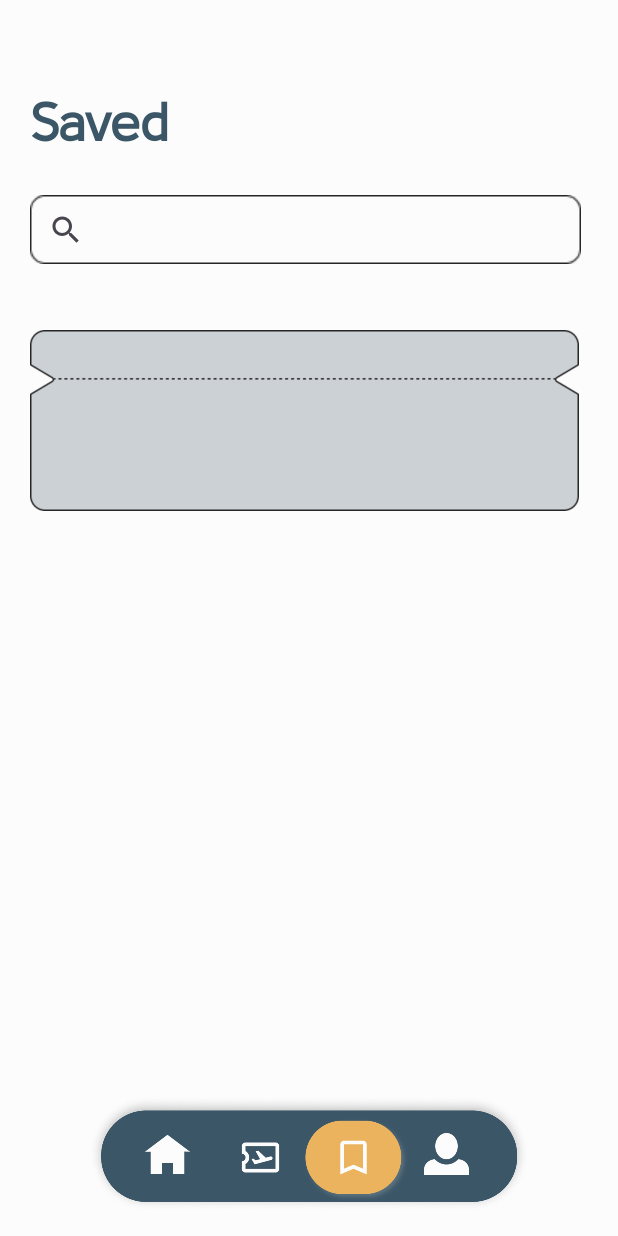
After one commit to qiting2270/Comp90018-Wanderly, an Android app: the BookmarkActivity screen opened directly, with no data from a screen before it, on a phone screen of 412 x 824 dp. The commit adds this screen. Run offline under Robolectric (Android 15) with nearby library versions, the light colour scheme and no system bars; our stand-ins replace Firebase (no records; nobody signed in at launch, a user with empty details on screens opened directly).

Commit message:
added Bookmark page

```diff
--- a/Wanderly/app/src/main/AndroidManifest.xml
+++ b/Wanderly/app/src/main/AndroidManifest.xml
@@ -46,6 +46,9 @@
             android:name=".SignupActivity"
             android:exported="false" />
         <activity
+            android:name=".BookmarkActivity"
+            android:exported="false" />
+        <activity
             android:name=".StartActivity"
             android:exported="true">
             <intent-filter>
--- /dev/null
+++ b/Wanderly/app/src/main/java/com/example/wanderly/BookmarkActivity.java
@@ -0,0 +1,51 @@
+package com.example.wanderly;
+
+import android.annotation.SuppressLint;
+import android.content.Intent;
+import android.os.Bundle;
+import android.view.View;
+import android.widget.ImageView;
+
+import androidx.activity.EdgeToEdge;
+import androidx.annotation.Nullable;
+import androidx.appcompat.app.AppCompatActivity;
+
+import com.google.firebase.auth.FirebaseAuth;
+
+public class BookmarkActivity extends AppCompatActivity {
+    private FirebaseAuth auth;
+    private String currentUserId;
+    private ImageView menuMyProfileBtn;
+    private ImageView menuHomeBtn;
+
+    @Override
+    protected void onCreate(Bundle savedInstanceState) {
+        super.onCreate(savedInstanceState);
+        EdgeToEdge.enable(this);
+        setContentView(R.layout.activity_bookmark);
+
+        auth = FirebaseAuth.getInstance();
+        currentUserId = auth.getCurrentUser().getUid();
+        menuHomeBtn = findViewById(R.id.menu_homebutton);
+        menuMyProfileBtn = findViewById(R.id.menu_profile);
+
+        //menu navigation
+        menuHomeBtn.setOnClickListener(new View.OnClickListener() {
+            @Override
+            public void onClick(View view) {
+                Intent intent = new Intent(BookmarkActivity.this, HomeActivity.class);
+                startActivity(intent);
+            }
+        });
+        menuMyProfileBtn.setOnClickListener(new View.OnClickListener() {
+            @Override
+            public void onClick(View view) {
+                Intent intent = new Intent(BookmarkActivity.this, MyProfileActivity.class);
+                startActivity(intent);
+            }
+        });
+    }
+
+
+
+}
--- /dev/null
+++ b/Wanderly/app/src/main/res/layout/activity_bookmark.xml
@@ -0,0 +1,123 @@
+<?xml version="1.0" encoding="utf-8"?>
+<RelativeLayout xmlns:android="http://schemas.android.com/apk/res/android"
+    xmlns:app="http://schemas.android.com/apk/res-auto"
+    xmlns:tools="http://schemas.android.com/tools"
+    android:layout_width="match_parent"
+    android:layout_height="match_parent"
+    android:background="#fcfcfc"
+    tools:context=".BookmarkActivity">
+
+    <TextView
+        android:id="@+id/textView27"
+        android:layout_width="wrap_content"
+        android:layout_height="wrap_content"
+        android:layout_marginTop="60dp"
+        android:layout_marginStart="20dp"
+        android:fontFamily="@font/kulim_park"
+        android:text="@string/saved"
+        android:textColor="#3B5667"
+        android:textSize="36sp"
+        app:layout_constraintHorizontal_bias="0.0"
+        app:layout_constraintEnd_toEndOf="parent"
+        app:layout_constraintStart_toStartOf="parent"
+        app:layout_constraintTop_toTopOf="parent" />
+
+    <SearchView
+        android:id="@+id/search_view"
+        android:layout_width="367dp"
+        android:layout_height="46dp"
+        android:layout_marginStart="20dp"
+        android:layout_marginTop="130dp"
+        android:background="@drawable/search_bg"
+        app:layout_constraintEnd_toEndOf="parent"
+        app:layout_constraintHorizontal_bias="0.0"
+        app:layout_constraintStart_toStartOf="parent"
+        app:layout_constraintTop_toBottomOf="@id/textView27" />
+
+    <ImageView
+        android:id="@+id/search_content"
+        android:layout_width="366dp"
+        android:layout_height="120.5dp"
+        android:layout_marginStart="20dp"
+        android:layout_marginTop="220dp"
+        android:background="@drawable/frame5"/>
+
+    <!-- Fixed Menu Bar -->
+    <androidx.constraintlayout.widget.ConstraintLayout
+        android:layout_width="match_parent"
+        android:layout_height="match_parent">
+
+        <ImageView
+            android:id="@+id/menu_background"
+            android:layout_width="324dp"
+            android:layout_height="78dp"
+            android:layout_marginBottom="16dp"
+            app:layout_constraintBottom_toBottomOf="parent"
+            app:layout_constraintEnd_toEndOf="parent"
+            app:layout_constraintStart_toStartOf="parent"
+            app:srcCompat="@drawable/menu_background_darkblue" />
+
+        <ImageView
+            android:id="@+id/menu_button_selected"
+            android:layout_width="73dp"
+            android:layout_height="56dp"
+            app:layout_constraintBottom_toBottomOf="@+id/menu_background"
+            app:layout_constraintEnd_toEndOf="@+id/menu_background"
+            app:layout_constraintHorizontal_bias="0.625"
+            app:layout_constraintStart_toStartOf="@+id/menu_background"
+            app:layout_constraintTop_toTopOf="@+id/menu_background"
+            app:layout_constraintVertical_bias="0.69"
+            app:srcCompat="@drawable/menu_button_selected" />
+
+        <ImageView
+            android:id="@+id/menu_homebutton"
+            android:layout_width="30dp"
+            android:layout_height="27dp"
+            app:layout_constraintBottom_toBottomOf="@+id/menu_background"
+            app:layout_constraintEnd_toEndOf="@+id/menu_background"
+            app:layout_constraintHorizontal_bias="0.18"
+            app:layout_constraintStart_toStartOf="@+id/menu_background"
+            app:layout_constraintTop_toTopOf="@+id/menu_background"
+            app:layout_constraintVertical_bias="0.51"
+            app:srcCompat="@drawable/icon_homebtn" />
+
+        <ImageView
+            android:id="@+id/menu_tripbutton"
+            android:layout_width="30dp"
+            android:layout_height="30dp"
+            android:layout_marginStart="32dp"
+            app:layout_constraintBottom_toBottomOf="@+id/menu_background"
+            app:layout_constraintEnd_toEndOf="@+id/menu_background"
+            app:layout_constraintHorizontal_bias="0.0"
+            app:layout_constraintStart_toEndOf="@+id/menu_homebutton"
+            app:layout_constraintTop_toTopOf="@+id/menu_background"
+            app:layout_constraintVertical_bias="0.55"
+            app:srcCompat="@drawable/airplane_ticket" />
+
+        <ImageView
+            android:id="@+id/menu_bookmark"
+            android:layout_width="30dp"
+            android:layout_height="30dp"
+            android:layout_marginStart="32dp"
+            app:layout_constraintBottom_toBottomOf="@+id/menu_tripbutton"
+            app:layout_constraintEnd_toEndOf="@+id/menu_background"
+            app:layout_constraintHorizontal_bias="0.0"
+            app:layout_constraintStart_toEndOf="@+id/menu_tripbutton"
+            app:layout_constraintTop_toTopOf="@+id/menu_tripbutton"
+            app:srcCompat="@drawable/bookmark" />
+
+        <ImageView
+            android:id="@+id/menu_profile"
+            android:layout_width="30dp"
+            android:layout_height="28dp"
+            android:layout_marginStart="32dp"
+            app:layout_constraintBottom_toBottomOf="@+id/menu_background"
+            app:layout_constraintEnd_toEndOf="@+id/menu_background"
+            app:layout_constraintHorizontal_bias="0.0"
+            app:layout_constraintStart_toEndOf="@+id/menu_bookmark"
+            app:layout_constraintTop_toTopOf="@+id/menu_background"
+            app:srcCompat="@drawable/icon_person" />
+
+    </androidx.constraintlayout.widget.ConstraintLayout>
+
+</RelativeLayout>
--- a/Wanderly/app/src/main/res/values/strings.xml
+++ b/Wanderly/app/src/main/res/values/strings.xml
@@ -19,5 +19,6 @@
     <string name="change_password"><u>Change password</u></string>
     <string name="edit_profile"><b>Edit Profile</b></string>
     <string name="click_to_change_profile_picture"><u>Click to change profile picture</u></string>
+    <string name="saved"><b>Saved</b></string>
 
 </resources>
```
Also changed, not shown: Wanderly/app/src/main/res/drawable/filter_list.png (added), Wanderly/app/src/main/res/drawable/frame5.png (added), Wanderly/app/src/main/res/drawable/search.png (added), Wanderly/app/src/main/res/drawable/search_bg.png (added).
